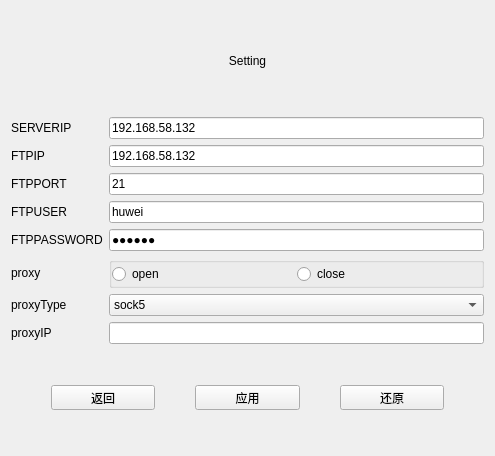
Before: the Qt Designer form qtClient/loginsettingpage.ui in huwei12345/smallchat, drawn with Qt 5.
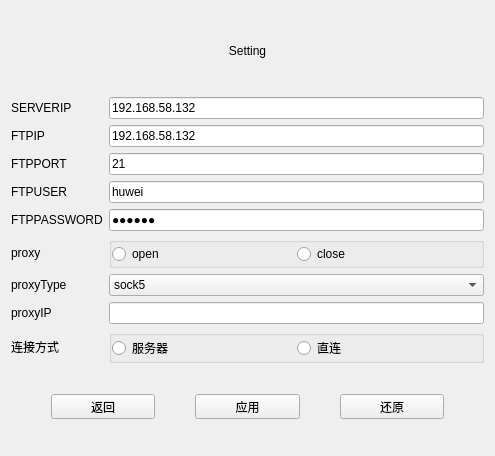
After: the same form once the commit is applied.

```diff
--- a/qtClient/loginsettingpage.ui
+++ b/qtClient/loginsettingpage.ui
@@ -17,7 +17,7 @@
    <item>
     <widget class="QLabel" name="label">
      <property name="sizePolicy">
-      <sizepolicy hsizetype="Preferred" vsizetype="Preferred">
+      <sizepolicy hsizetype="Preferred" vsizetype="Fixed">
        <horstretch>0</horstretch>
        <verstretch>0</verstretch>
       </sizepolicy>
@@ -38,6 +38,34 @@
    </item>
    <item>
     <layout class="QGridLayout" name="gridLayout">
+     <item row="1" column="1">
+      <widget class="QLineEdit" name="ftpIpEdit">
+       <property name="text">
+        <string>192.168.58.132</string>
+       </property>
+      </widget>
+     </item>
+     <item row="3" column="0">
+      <widget class="QLabel" name="label_5">
+       <property name="text">
+        <string>FTPUSER</string>
+       </property>
+      </widget>
+     </item>
+     <item row="3" column="1">
+      <widget class="QLineEdit" name="ftpUserEdit">
+       <property name="text">
+        <string>huwei</string>
+       </property>
+      </widget>
+     </item>
+     <item row="9" column="0">
+      <widget class="QLabel" name="label_10">
+       <property name="text">
+        <string>连接方式</string>
+       </property>
+      </widget>
+     </item>
      <item row="4" column="0">
       <widget class="QLabel" name="label_6">
        <property name="text">
@@ -45,15 +73,29 @@
        </property>
       </widget>
      </item>
-     <item row="7" column="0">
-      <widget class="QLabel" name="label_9">
+     <item row="2" column="1">
+      <widget class="QLineEdit" name="ftpPortEdit">
        <property name="text">
-        <string>proxyType</string>
+        <string>21</string>
+       </property>
+      </widget>
+     </item>
+     <item row="1" column="0">
+      <widget class="QLabel" name="label_3">
+       <property name="text">
+        <string>FTPIP</string>
+       </property>
+      </widget>
+     </item>
+     <item row="0" column="0">
+      <widget class="QLabel" name="label_2">
+       <property name="text">
+        <string>SERVERIP</string>
        </property>
       </widget>
      </item>
      <item row="7" column="1">
-      <widget class="QComboBox" name="comboBox">
+      <widget class="QComboBox" name="proxyTypeEdit">
        <item>
         <property name="text">
          <string>sock5</string>
@@ -76,34 +118,6 @@
        </item>
       </widget>
      </item>
-     <item row="0" column="0">
-      <widget class="QLabel" name="label_2">
-       <property name="text">
-        <string>SERVERIP</string>
-       </property>
-      </widget>
-     </item>
-     <item row="0" column="1">
-      <widget class="QLineEdit" name="lineEdit">
-       <property name="text">
-        <string>192.168.58.132</string>
-       </property>
-      </widget>
-     </item>
-     <item row="2" column="1">
-      <widget class="QLineEdit" name="lineEdit_3">
-       <property name="text">
-        <string>21</string>
-       </property>
-      </widget>
-     </item>
-     <item row="3" column="1">
-      <widget class="QLineEdit" name="lineEdit_4">
-       <property name="text">
-        <string>huwei</string>
-       </property>
-      </widget>
-     </item>
      <item row="5" column="0">
       <widget class="QLabel" name="label_7">
        <property name="text">
@@ -111,23 +125,6 @@
        </property>
       </widget>
      </item>
-     <item row="1" column="1">
-      <widget class="QLineEdit" name="lineEdit_2">
-       <property name="text">
-        <string>192.168.58.132</string>
-       </property>
-      </widget>
-     </item>
-     <item row="3" column="0">
-      <widget class="QLabel" name="label_5">
-       <property name="text">
-        <string>FTPUSER</string>
-       </property>
-      </widget>
-     </item>
-     <item row="8" column="1">
-      <widget class="QLineEdit" name="lineEdit_7"/>
-     </item>
      <item row="2" column="0">
       <widget class="QLabel" name="label_4">
        <property name="text">
@@ -135,8 +132,32 @@
        </property>
       </widget>
      </item>
+     <item row="8" column="0">
+      <widget class="QLabel" name="label_8">
+       <property name="text">
+        <string>proxyIP</string>
+       </property>
+      </widget>
+     </item>
+     <item row="7" column="0">
+      <widget class="QLabel" name="label_9">
+       <property name="text">
+        <string>proxyType</string>
+       </property>
+      </widget>
+     </item>
+     <item row="0" column="1">
+      <widget class="QLineEdit" name="serverIpEdit">
+       <property name="text">
+        <string>192.168.58.132</string>
+       </property>
+      </widget>
+     </item>
+     <item row="8" column="1">
+      <widget class="QLineEdit" name="proxyIPEdit"/>
+     </item>
      <item row="4" column="1">
-      <widget class="QLineEdit" name="lineEdit_5">
+      <widget class="QLineEdit" name="ftpPasswdEdit">
        <property name="text">
         <string>123456</string>
        </property>
@@ -145,13 +166,6 @@
        </property>
       </widget>
      </item>
-     <item row="8" column="0">
-      <widget class="QLabel" name="label_8">
-       <property name="text">
-        <string>proxyIP</string>
-       </property>
-      </widget>
-     </item>
      <item row="5" column="1">
       <widget class="QWidget" name="widget" native="true">
        <property name="sizePolicy">
@@ -204,14 +218,14 @@
             <number>0</number>
            </property>
            <item>
-            <widget class="QRadioButton" name="radioButton">
+            <widget class="QRadioButton" name="openProxyBtn">
              <property name="text">
               <string>open</string>
              </property>
             </widget>
            </item>
            <item>
-            <widget class="QRadioButton" name="radioButton_2">
+            <widget class="QRadioButton" name="closeProxyBtn">
              <property name="text">
               <string>close</string>
              </property>
@@ -223,11 +237,45 @@
        </layout>
       </widget>
      </item>
-     <item row="1" column="0">
-      <widget class="QLabel" name="label_3">
-       <property name="text">
-        <string>FTPIP</string>
+     <item row="9" column="1">
+      <widget class="QGroupBox" name="groupBox_3">
+       <property name="sizePolicy">
+        <sizepolicy hsizetype="Preferred" vsizetype="Fixed">
+         <horstretch>0</horstretch>
+         <verstretch>0</verstretch>
+        </sizepolicy>
        </property>
+       <layout class="QHBoxLayout" name="horizontalLayout_4">
+        <property name="spacing">
+         <number>0</number>
+        </property>
+        <property name="leftMargin">
+         <number>0</number>
+        </property>
+        <property name="topMargin">
+         <number>0</number>
+        </property>
+        <property name="rightMargin">
+         <number>0</number>
+        </property>
+        <property name="bottomMargin">
+         <number>0</number>
+        </property>
+        <item>
+         <widget class="QRadioButton" name="radioButton">
+          <property name="text">
+           <string>服务器</string>
+          </property>
+         </widget>
+        </item>
+        <item>
+         <widget class="QRadioButton" name="radioButton_2">
+          <property name="text">
+           <string>直连</string>
+          </property>
+         </widget>
+        </item>
+       </layout>
       </widget>
      </item>
     </layout>
```
